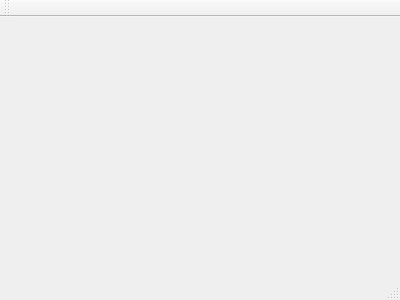
jingzhi/RFID_InstantCheckout, file mainwindow.ui: the form before one commit.
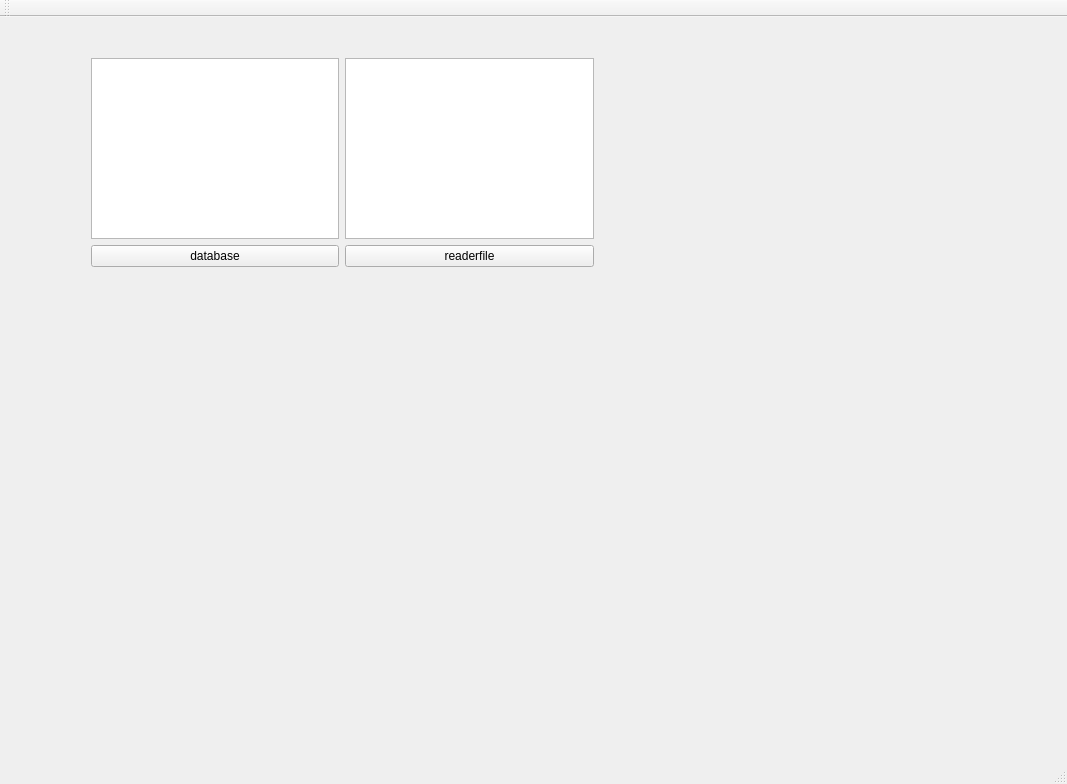
The form after the commit.

Patch:
```diff
--- a/mainwindow.ui
+++ b/mainwindow.ui
@@ -1,24 +1,80 @@
 <ui version="4.0">
  <class>MainWindow</class>
- <widget class="QMainWindow" name="MainWindow" >
-  <property name="geometry" >
+ <widget class="QMainWindow" name="MainWindow">
+  <property name="geometry">
    <rect>
     <x>0</x>
     <y>0</y>
-    <width>400</width>
-    <height>300</height>
+    <width>1067</width>
+    <height>784</height>
    </rect>
   </property>
   <property name="windowTitle" >
    <string>MainWindow</string>
   </property>
-  <widget class="QMenuBar" name="menuBar" />
-  <widget class="QToolBar" name="mainToolBar" />
-  <widget class="QWidget" name="centralWidget" />
-  <widget class="QStatusBar" name="statusBar" />
+  <widget class="QWidget" name="centralWidget">
+   <widget class="QWidget" name="layoutWidget">
+    <property name="geometry">
+     <rect>
+      <x>80</x>
+      <y>30</y>
+      <width>525</width>
+      <height>231</height>
+     </rect>
+    </property>
+    <layout class="QHBoxLayout" name="horizontalLayout">
+     <item>
+      <layout class="QVBoxLayout" name="verticalLayout_2">
+       <item>
+        <widget class="QListWidget" name="listWidget_2"/>
+       </item>
+       <item>
+        <widget class="QPushButton" name="pushButton">
+         <property name="text">
+          <string>database</string>
+         </property>
+        </widget>
+       </item>
+      </layout>
+     </item>
+     <item>
+      <layout class="QVBoxLayout" name="verticalLayout">
+       <item>
+        <widget class="QListWidget" name="listWidget"/>
+       </item>
+       <item>
+        <widget class="QPushButton" name="readerfile">
+         <property name="text">
+          <string>readerfile</string>
+         </property>
+        </widget>
+       </item>
+      </layout>
+     </item>
+    </layout>
+   </widget>
+  </widget>
+  <widget class="QMenuBar" name="menuBar">
+   <property name="geometry">
+    <rect>
+     <x>0</x>
+     <y>0</y>
+     <width>1067</width>
+     <height>26</height>
+    </rect>
+   </property>
+  </widget>
+  <widget class="QToolBar" name="mainToolBar">
+   <attribute name="toolBarArea">
+    <enum>TopToolBarArea</enum>
+   </attribute>
+   <attribute name="toolBarBreak">
+    <bool>false</bool>
+   </attribute>
+  </widget>
+  <widget class="QStatusBar" name="statusBar"/>
  </widget>
- <layoutDefault spacing="6" margin="11" />
- <pixmapfunction></pixmapfunction>
+ <layoutdefault spacing="6" margin="11"/>
  <resources/>
  <connections/>
 </ui>
```
Left out of the diff: 3 changed lines with no effect on the pictures.
